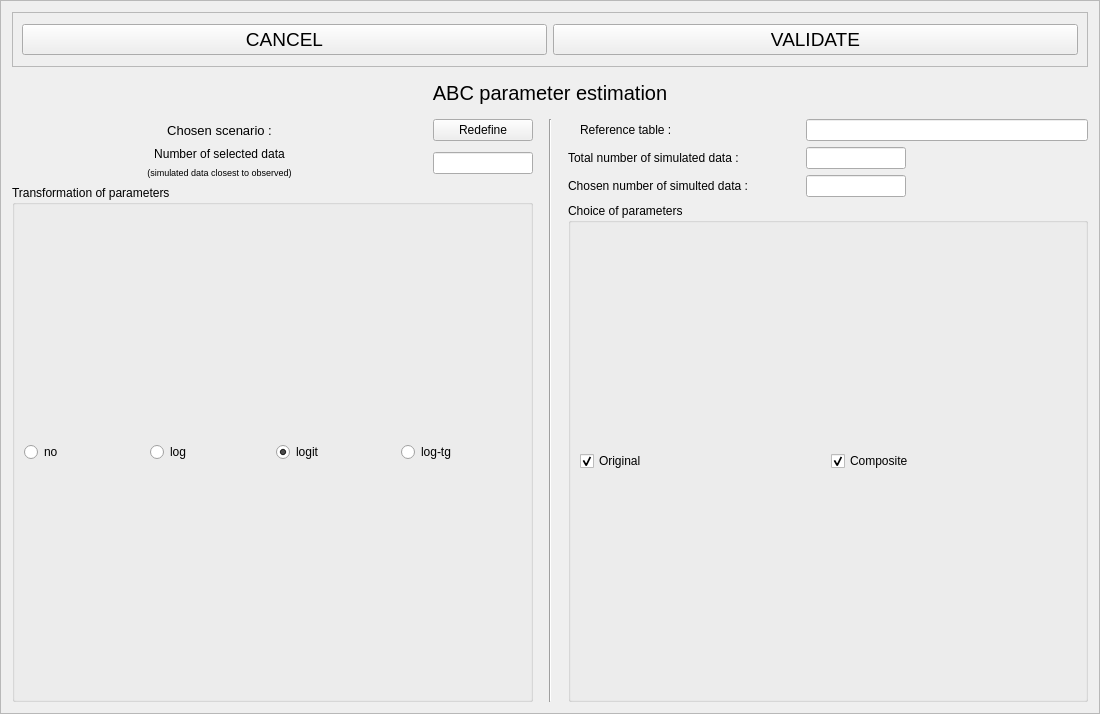
cbgp/diyabc, file python_interface/uis/estimation.ui: the form before one commit.
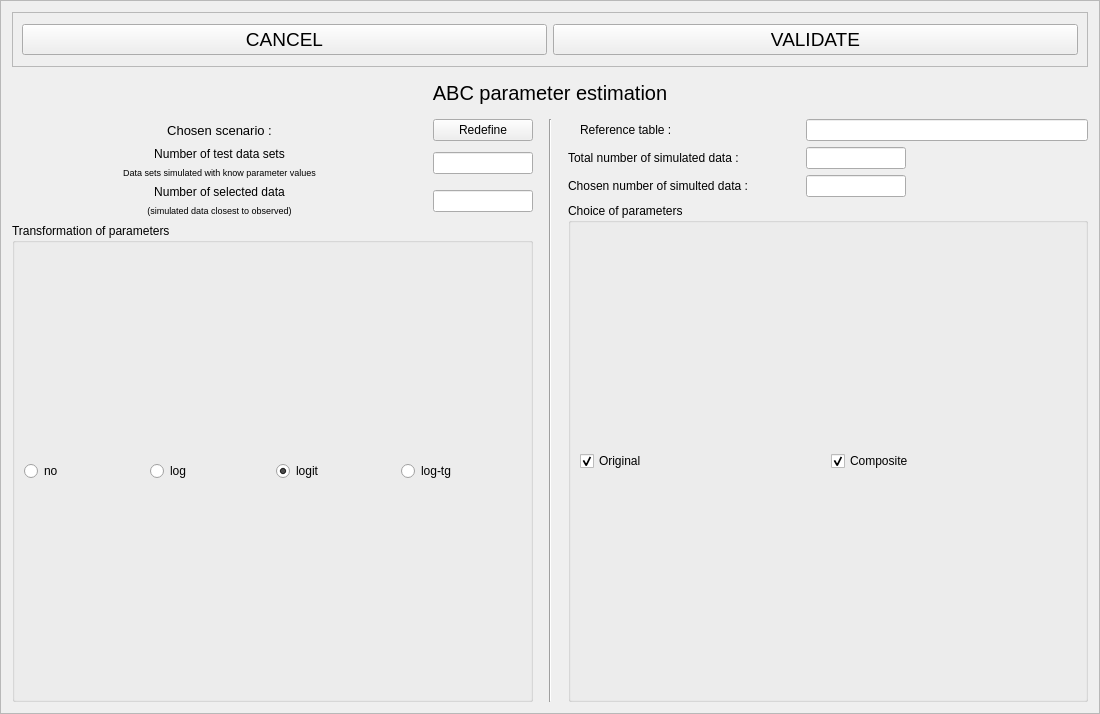
The form after the commit.

Patch:
```diff
--- a/python_interface/uis/estimation.ui
+++ b/python_interface/uis/estimation.ui
@@ -176,6 +176,91 @@
          </item>
         </layout>
        </item>
+       <item>
+        <layout class="QHBoxLayout" name="horizontalLayout_5">
+         <item>
+          <layout class="QVBoxLayout" name="verticalLayout_4">
+           <item>
+            <widget class="QLabel" name="label_4">
+             <property name="sizePolicy">
+              <sizepolicy hsizetype="Expanding" vsizetype="Preferred">
+               <horstretch>0</horstretch>
+               <verstretch>0</verstretch>
+              </sizepolicy>
+             </property>
+             <property name="minimumSize">
+              <size>
+               <width>0</width>
+               <height>13</height>
+              </size>
+             </property>
+             <property name="maximumSize">
+              <size>
+               <width>16777215</width>
+               <height>13</height>
+              </size>
+             </property>
+             <property name="text">
+              <string>Number of test data sets</string>
+             </property>
+             <property name="alignment">
+              <set>Qt::AlignCenter</set>
+             </property>
+            </widget>
+           </item>
+           <item>
+            <widget class="QLabel" name="label_5">
+             <property name="sizePolicy">
+              <sizepolicy hsizetype="Expanding" vsizetype="Preferred">
+               <horstretch>0</horstretch>
+               <verstretch>0</verstretch>
+              </sizepolicy>
+             </property>
+             <property name="minimumSize">
+              <size>
+               <width>0</width>
+               <height>13</height>
+              </size>
+             </property>
+             <property name="maximumSize">
+              <size>
+               <width>16777215</width>
+               <height>13</height>
+              </size>
+             </property>
+             <property name="font">
+              <font>
+               <pointsize>7</pointsize>
+              </font>
+             </property>
+             <property name="text">
+              <string>Data sets simulated with know parameter values</string>
+             </property>
+             <property name="alignment">
+              <set>Qt::AlignCenter</set>
+             </property>
+            </widget>
+           </item>
+          </layout>
+         </item>
+         <item>
+          <widget class="QLineEdit" name="lineEdit">
+           <property name="minimumSize">
+            <size>
+             <width>100</width>
+             <height>0</height>
+            </size>
+           </property>
+           <property name="maximumSize">
+            <size>
+             <width>100</width>
+             <height>16777215</height>
+            </size>
+           </property>
+          </widget>
+         </item>
+        </layout>
+       </item>
        <item>
         <layout class="QGridLayout" name="gridLayout_2">
          <item row="0" column="0">
```
